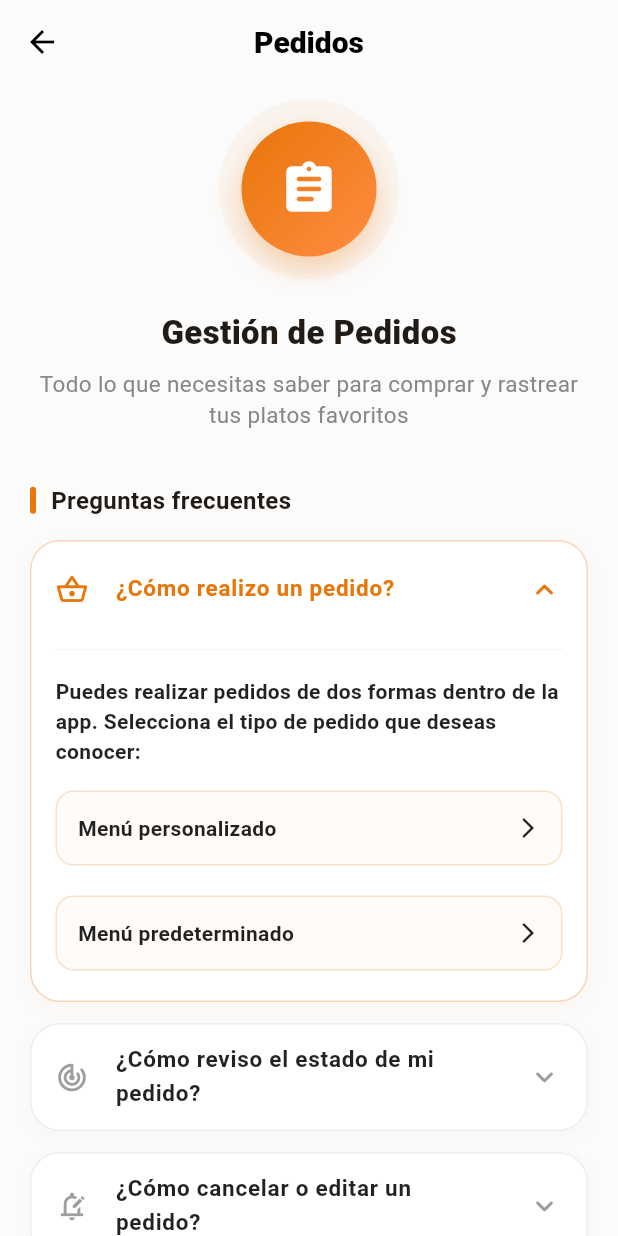
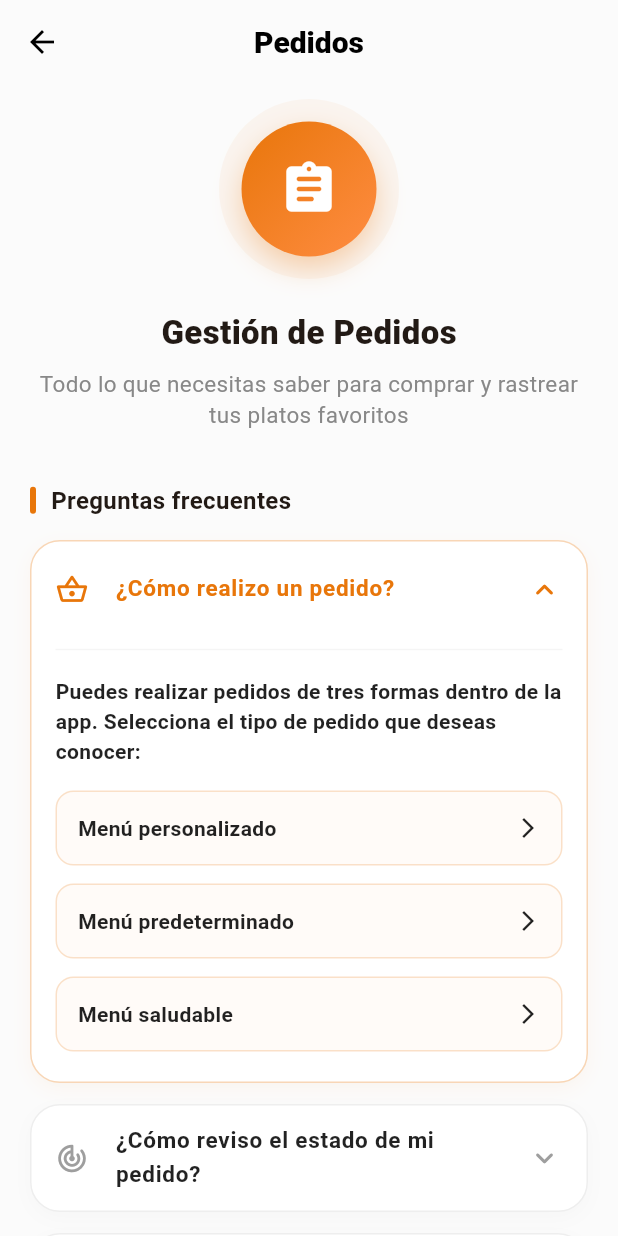
Before and after one commit to JL0777/proyecto_movil_backend_flutter, a Flutter app: the OrdersHelpScreen screen opened directly, after a tap on "¿Cómo realizo un pedido?", on a phone screen of 412 x 824 dp. Run offline on Flutter 3.47's test engine with Material 3 defaults, Android fonts, the light colour scheme and no system bars; our stand-ins replace image_picker, shared_preferences, socket_io_client, speech_to_text; accounts and stored records are empty; network calls fail.

Commit message:
Help tabs completed

```diff
--- a/frontend_flutter/lib/screens/cliente/account/ayuda/orders_help_screen.dart
+++ b/frontend_flutter/lib/screens/cliente/account/ayuda/orders_help_screen.dart
@@ -13,8 +13,9 @@ class _OrdersHelpScreenState extends State<OrdersHelpScreen> with TickerProvider
 
   bool showPersonalizado = false;
   bool showPredeterminado = false;
+  bool showSaludable = false; // Nueva variable para el estado del menú saludable
 
-  // Agregamos controladores para mantener el estilo visual
+  // Controladores para mantener el estilo visual
   late AnimationController _fadeController;
   late Animation<double> _fadeAnimation;
 
@@ -71,7 +72,7 @@ class _OrdersHelpScreenState extends State<OrdersHelpScreen> with TickerProvider
             _sectionTitle("Preguntas frecuentes"),
             const SizedBox(height: 15),
 
-            /// -------------------- REALIZAR PEDIDO --------------------
+            /// -------------------- PREGUNTA 1: REALIZAR PEDIDO --------------------
             _faqItem(
               index: 0,
               question: "¿Cómo realizo un pedido?",
@@ -80,7 +81,7 @@ class _OrdersHelpScreenState extends State<OrdersHelpScreen> with TickerProvider
                 crossAxisAlignment: CrossAxisAlignment.start,
                 children: [
                   const Text(
-                    "Puedes realizar pedidos de dos formas dentro de la app. Selecciona el tipo de pedido que deseas conocer:",
+                    "Puedes realizar pedidos de tres formas dentro de la app. Selecciona el tipo de pedido que deseas conocer:",
                     style: TextStyle(fontWeight: FontWeight.w600, color: Colors.black87),
                   ),
 
@@ -92,6 +93,7 @@ class _OrdersHelpScreenState extends State<OrdersHelpScreen> with TickerProvider
                       setState(() {
                         showPersonalizado = !showPersonalizado;
                         showPredeterminado = false;
+                        showSaludable = false;
                       });
                     },
                     child: AnimatedContainer(
@@ -146,7 +148,7 @@ class _OrdersHelpScreenState extends State<OrdersHelpScreen> with TickerProvider
                     _buildStyledImage('assets/help/pedido_paso_confirmar.png'),
                   ],
 
-                  const SizedBox(height: 20),
+                  const SizedBox(height: 12),
 
                   /// BOTÓN PREDETERMINADO
                   GestureDetector(
@@ -154,6 +156,7 @@ class _OrdersHelpScreenState extends State<OrdersHelpScreen> with TickerProvider
                       setState(() {
                         showPredeterminado = !showPredeterminado;
                         showPersonalizado = false;
+                        showSaludable = false;
                       });
                     },
                     child: AnimatedContainer(
@@ -186,32 +189,98 @@ class _OrdersHelpScreenState extends State<OrdersHelpScreen> with TickerProvider
 
                   if (showPredeterminado) ...[
                     const SizedBox(height: 15),
-                    _stepText("1. Selecciona el menú:", "Escoge uno de los menús ya preparados disponibles dentro de la aplicación. Estos menús ya vienen configurados con ingredientes definidos, por lo que no necesitas personalizar nada. Es la opción ideal si quieres hacer un pedido rápido sin perder tiempo eligiendo componentes individuales."),
+                    _stepText("1. Selecciona el menú:", "Escoge uno de los menús ya preparados disponibles dentro de la aplicación. Estos menús ya vienen configurados con ingredientes definidos."),
                     _buildStyledImage('assets/help/menu_seleccion.png'),
 
-                    _stepText("2. Agrégalo al carrito:", "Una vez hayas seleccionado el menú, agrégalo al carrito. Aquí puedes decidir la cantidad de unidades que deseas pedir. El carrito irá acumulando todos los productos que selecciones antes de finalizar la compra."),
+                    _stepText("2. Agrégalo al carrito:", "Una vez hayas seleccionado el menú, agrégalo al carrito. Aquí puedes decidir la cantidad de unidades que deseas pedir."),
                     _buildStyledImage('assets/help/menu_carrito.png'),
 
-                    _stepText("3. Ve al carrito:", "En esta sección podrás visualizar el resumen completo de tu pedido. Aquí puedes modificar cantidades, eliminar productos o verificar el precio total antes de continuar. Es importante revisar bien este paso para evitar errores en tu compra."),
+                    _stepText("3. Ve al carrito:", "En esta sección podrás visualizar el resumen completo de tu pedido. Aquí puedes modificar cantidades o verificar el precio."),
                     _buildStyledImage('assets/help/menu_carrito_vista.png'),
 
-                    _stepText("4. Selecciona la dirección:", "Debes indicar la dirección donde deseas recibir tu pedido. Puedes escoger una dirección previamente guardada o ingresar una nueva. Asegúrate de que la información sea correcta para evitar problemas en la entrega."),
+                    _stepText("4. Selecciona la dirección:", "Debes indicar la dirección donde deseas recibir tu pedido. Puedes escoger una dirección previamente guardada."),
                     _buildStyledImage('assets/help/menu_direccion.png'),
 
-                    _stepText("5. Selecciona el método de pago:", "Elige cómo deseas pagar tu pedido. Dependiendo de la aplicación, puedes tener opciones como pago en efectivo, tarjeta u otros métodos disponibles. Selecciona el que mejor se adapte a ti antes de finalizar."),
+                    _stepText("5. Selecciona el método de pago:", "Elige cómo deseas pagar tu pedido. Selecciona el que mejor se adapte a ti antes de finalizar."),
                     _buildStyledImage('assets/help/menu_pago.png'),
 
-                    _stepText("6. Revisa el pedido:", "Antes de confirmar, verifica todos los detalles: productos seleccionados, cantidades, dirección y método de pago. Este paso es clave para asegurarte de que todo esté correcto y evitar inconvenientes."),
+                    _stepText("6. Revisa el pedido:", "Antes de confirmar, verifica todos los detalles: productos, cantidades, dirección y método de pago."),
                     _buildStyledImage('assets/help/menu_revision.png'),
 
-                    _stepText("7. Confirma el pedido:", "Una vez todo esté revisado, confirma tu pedido. En este momento el sistema enviará la orden al restaurante para que inicie la preparación."),
+                    _stepText("7. Confirma el pedido:", "Una vez todo esté revisado, confirma tu pedido para que inicie la preparación."),
                     _buildStyledImage('assets/help/menu_confirmar.png'),
+                  ],
+
+                  const SizedBox(height: 12),
+
+                  /// BOTÓN MENÚ SALUDABLE (NUEVO AGREGADO)
+                  GestureDetector(
+                    onTap: () {
+                      setState(() {
+                        showSaludable = !showSaludable;
+                        showPersonalizado = false;
+                        showPredeterminado = false;
+                      });
+                    },
+                    child: AnimatedContainer(
+                      duration: const Duration(milliseconds: 200),
+                      padding: const EdgeInsets.all(14),
+                      decoration: BoxDecoration(
+                        color: showSaludable ? AppTheme.primaryOrange : AppTheme.lightOrange.withValues(alpha: 0.3),
+                        borderRadius: BorderRadius.circular(12),
+                        border: Border.all(color: AppTheme.primaryOrange.withValues(alpha: 0.2)),
+                      ),
+                      child: Row(
+                        mainAxisAlignment: MainAxisAlignment.spaceBetween,
+                        children: [
+                          Text(
+                            "Menú saludable",
+                            style: TextStyle(
+                              fontWeight: FontWeight.bold,
+                              color: showSaludable ? Colors.white : Colors.black87,
+                            ),
+                          ),
+                          Icon(
+                            showSaludable ? Icons.keyboard_arrow_down_rounded : Icons.arrow_forward_ios,
+                            size: 16,
+                            color: showSaludable ? Colors.white : Colors.black87,
+                          ),
+                        ],
+                      ),
+                    ),
+                  ),
+
+                  if (showSaludable) ...[
+                    const SizedBox(height: 15),
+                    _stepText("Paso 1: Gestión de datos IMC", "Haber gestionado los datos del IMC para tener en cuenta qué tipo de alimentación necesitas según el cálculo."),
+                    _buildStyledImage('assets/help/paso1_imc.png'),
+
+                    _stepText("Paso 2: Escoger menú saludable", "Escoger alguno de los menús saludables que aparecen disponibles abajo."),
+                    _buildStyledImage('assets/help/paso2_menu.png'),
+
+                    _stepText("Paso 3: Elección de plato y carrito", "Escoger el plato que deseemos entre las opciones según nuestro objetivo y se agregará automáticamente al carrito."),
+                    _buildStyledImage('assets/help/paso3_carrito.png'),
+
+                    _stepText("Paso 4: Ir al carrito y pagar", "Ir al carrito a revisar nuestro pedido y darle al botón Ir a pagar."),
+                    _buildStyledImage('assets/help/paso4_pago.png'),
+
+                    _stepText("Paso 5: Método de pago", "Escogemos el método de pago que deseemos (Efectivo o Transferencia)."),
+                    _buildStyledImage('assets/help/paso5_entrega.png'),
+
+                    _stepText("Paso 6: Dirección de entrega", "Escoge nuestra dirección de entrega de tu lista de direcciones guardadas."),
+                    _buildStyledImage('assets/help/paso6_resumen.png'),
+
+                    _stepText("Paso 7: Revisión y Confirmación", "Revisar que el pedido esté correcto en el resumen y darle al botón de confirmar."),
+                    _buildStyledImage('assets/help/paso6_boton.png'),
+
+                    _stepText("Paso 8: Estado del pedido", "El pedido se creará automáticamente en estado pendiente mientras lo revisa la cocina. Puedes mirar su estado en el tab de Mis Pedidos."),
+                    _buildStyledImage('assets/help/paso7_estado.png'),
                   ],
                 ],
               ),
             ),
 
-            /// -------------------- ESTADO --------------------
+            /// -------------------- PREGUNTA 2: ESTADO --------------------
             _faqItem(
               index: 1,
               question: "¿Cómo reviso el estado de mi pedido?",
@@ -233,7 +302,7 @@ class _OrdersHelpScreenState extends State<OrdersHelpScreen> with TickerProvider
               ),
             ),
 
-            /// -------------------- EDITAR / CANCELAR --------------------
+            /// -------------------- PREGUNTA 3: EDITAR / CANCELAR --------------------
             _faqItem(
               index: 2,
               question: "¿Cómo cancelar o editar un pedido?",
@@ -256,7 +325,7 @@ class _OrdersHelpScreenState extends State<OrdersHelpScreen> with TickerProvider
               ),
             ),
 
-            /// -------------------- HISTORIAL --------------------
+            /// -------------------- PREGUNTA 4: HISTORIAL --------------------
             _faqItem(
               index: 3,
               question: "¿Dónde puedo revisar el historial de mis pedidos?",
@@ -281,7 +350,7 @@ class _OrdersHelpScreenState extends State<OrdersHelpScreen> with TickerProvider
     );
   }
 
-  // --- WIDGETS DE SOPORTE PARA DISEÑO UX ---
+  // --- WIDGETS DE SOPORTE MANTENIDOS ORIGINALMENTE ---
 
   Widget _buildHeader() {
     return Column(
@@ -455,7 +524,6 @@ class _OrdersHelpScreenState extends State<OrdersHelpScreen> with TickerProvider
     );
   }
 
-
   Widget _buildStyledImage(String path) {
     return Container(
       margin: const EdgeInsets.symmetric(vertical: 8),
```
Also changed, not shown: frontend_flutter/lib/screens/cliente/account/ayuda/help_screen.dart (+23 -19 lines), frontend_flutter/lib/screens/cliente/account/ayuda/imc_help_screen.dart (added, +332 -0 lines), frontend_flutter/pubspec.yaml (+14 -0 lines), backend_node/uploads/1778018898747-56213687.webp (added), frontend_flutter/assets/help/imc_paso0.png (added), frontend_flutter/assets/help/imc_paso1.png (added), frontend_flutter/assets/help/imc_paso2.png (added), frontend_flutter/assets/help/imc_paso3.png (added), frontend_flutter/assets/help/imc_paso4.png (added), frontend_flutter/assets/help/imc_paso5.png (added), frontend_flutter/assets/help/paso1_imc.png (added), frontend_flutter/assets/help/paso2_menu.png (added), frontend_flutter/assets/help/paso3_carrito.png (added), frontend_flutter/assets/help/paso4_pago.png (added), 4 more files.
